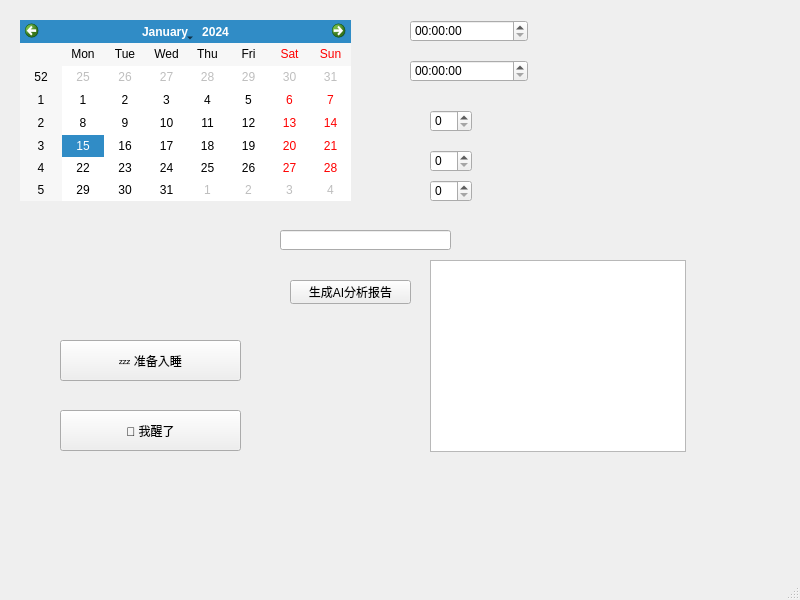
SillyAndyZeng/Stack-Overflow-Sleeping, file SleepManagement/mainwindow.ui: the form before one commit.
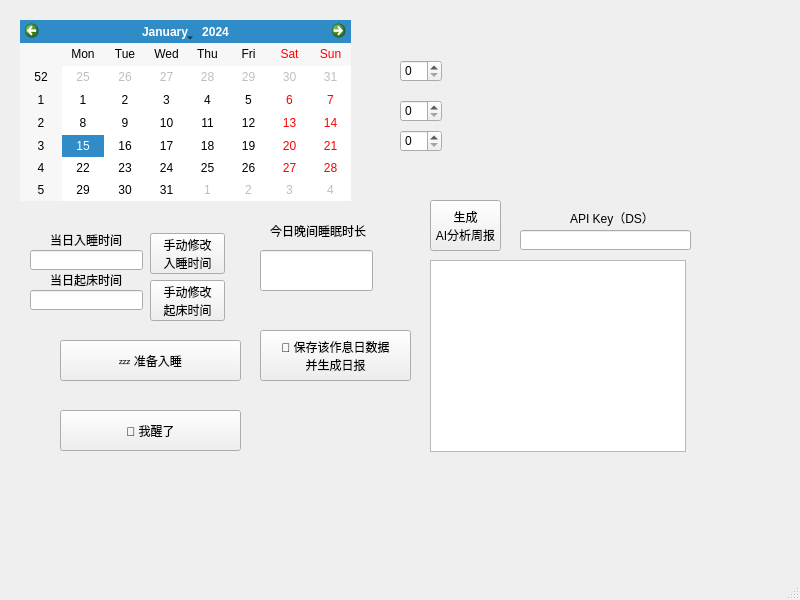
The form after the commit.

Commit message: 在sleep_core.h里加上了有关作息日的本来炒鸡绕的事情的解释，了解了大概可以知道mainwindow.cpp里一些函数的处理逻辑

Diff of the .ui file:
```diff
--- a/SleepManagement/mainwindow.ui
+++ b/SleepManagement/mainwindow.ui
@@ -24,31 +24,11 @@
      </rect>
     </property>
    </widget>
-   <widget class="QTimeEdit" name="timeEdit_sleep">
-    <property name="geometry">
-     <rect>
-      <x>410</x>
-      <y>20</y>
-      <width>118</width>
-      <height>22</height>
-     </rect>
-    </property>
-   </widget>
-   <widget class="QTimeEdit" name="timeEdit_wake">
-    <property name="geometry">
-     <rect>
-      <x>410</x>
-      <y>60</y>
-      <width>118</width>
-      <height>22</height>
-     </rect>
-    </property>
-   </widget>
    <widget class="QSpinBox" name="spinBox_nap">
     <property name="geometry">
      <rect>
-      <x>430</x>
-      <y>110</y>
+      <x>400</x>
+      <y>60</y>
       <width>42</width>
       <height>22</height>
      </rect>
@@ -57,8 +37,8 @@
    <widget class="QSpinBox" name="spinBox_exercise">
     <property name="geometry">
      <rect>
-      <x>430</x>
-      <y>150</y>
+      <x>400</x>
+      <y>100</y>
       <width>42</width>
       <height>22</height>
      </rect>
@@ -67,8 +47,8 @@
    <widget class="QSpinBox" name="spinBox_sit">
     <property name="geometry">
      <rect>
-      <x>430</x>
-      <y>180</y>
+      <x>400</x>
+      <y>130</y>
       <width>42</width>
       <height>22</height>
      </rect>
@@ -103,14 +83,15 @@
    <widget class="QPushButton" name="btn_ai_report">
     <property name="geometry">
      <rect>
-      <x>290</x>
-      <y>280</y>
-      <width>121</width>
-      <height>24</height>
+      <x>430</x>
+      <y>200</y>
+      <width>71</width>
+      <height>51</height>
      </rect>
     </property>
     <property name="text">
-     <string>生成AI分析报告</string>
+     <string>生成
+AI分析周报</string>
     </property>
    </widget>
    <widget class="QTextBrowser" name="textBrowser_ai">
@@ -126,13 +107,137 @@
    <widget class="QLineEdit" name="lineEdit_apiKey">
     <property name="geometry">
      <rect>
-      <x>280</x>
+      <x>520</x>
       <y>230</y>
       <width>171</width>
       <height>20</height>
      </rect>
     </property>
    </widget>
+   <widget class="QLineEdit" name="lineEdit_sleep_disp">
+    <property name="geometry">
+     <rect>
+      <x>30</x>
+      <y>250</y>
+      <width>113</width>
+      <height>20</height>
+     </rect>
+    </property>
+   </widget>
+   <widget class="QLineEdit" name="lineEdit_wake_disp">
+    <property name="geometry">
+     <rect>
+      <x>30</x>
+      <y>290</y>
+      <width>113</width>
+      <height>20</height>
+     </rect>
+    </property>
+   </widget>
+   <widget class="QLabel" name="label">
+    <property name="geometry">
+     <rect>
+      <x>50</x>
+      <y>230</y>
+      <width>91</width>
+      <height>20</height>
+     </rect>
+    </property>
+    <property name="text">
+     <string>当日入睡时间</string>
+    </property>
+   </widget>
+   <widget class="QLabel" name="label_2">
+    <property name="geometry">
+     <rect>
+      <x>50</x>
+      <y>270</y>
+      <width>91</width>
+      <height>20</height>
+     </rect>
+    </property>
+    <property name="text">
+     <string>当日起床时间</string>
+    </property>
+   </widget>
+   <widget class="QPushButton" name="btn_edit_sleep">
+    <property name="geometry">
+     <rect>
+      <x>150</x>
+      <y>233</y>
+      <width>75</width>
+      <height>41</height>
+     </rect>
+    </property>
+    <property name="text">
+     <string>手动修改
+入睡时间</string>
+    </property>
+   </widget>
+   <widget class="QPushButton" name="btn_edit_wake">
+    <property name="geometry">
+     <rect>
+      <x>150</x>
+      <y>280</y>
+      <width>75</width>
+      <height>41</height>
+     </rect>
+    </property>
+    <property name="text">
+     <string>手动修改
+起床时间</string>
+    </property>
+   </widget>
+   <widget class="QLabel" name="label_3">
+    <property name="geometry">
+     <rect>
+      <x>570</x>
+      <y>210</y>
+      <width>91</width>
+      <height>16</height>
+     </rect>
+    </property>
+    <property name="text">
+     <string>API Key（DS）</string>
+    </property>
+   </widget>
+   <widget class="QPushButton" name="btn_save_report">
+    <property name="geometry">
+     <rect>
+      <x>260</x>
+      <y>330</y>
+      <width>151</width>
+      <height>51</height>
+     </rect>
+    </property>
+    <property name="text">
+     <string>💾 保存该作息日数据
+并生成日报</string>
+    </property>
+   </widget>
+   <widget class="QLineEdit" name="lineEdit_duration_disp">
+    <property name="geometry">
+     <rect>
+      <x>260</x>
+      <y>250</y>
+      <width>113</width>
+      <height>41</height>
+     </rect>
+    </property>
+   </widget>
+   <widget class="QLabel" name="label_4">
+    <property name="geometry">
+     <rect>
+      <x>270</x>
+      <y>220</y>
+      <width>101</width>
+      <height>21</height>
+     </rect>
+    </property>
+    <property name="text">
+     <string>今日晚间睡眠时长</string>
+    </property>
+   </widget>
   </widget>
   <widget class="QMenuBar" name="menubar">
    <property name="geometry">
```
Left out of the diff: 2 changed lines with no effect on the pictures. The commit also changes 3 other files.
